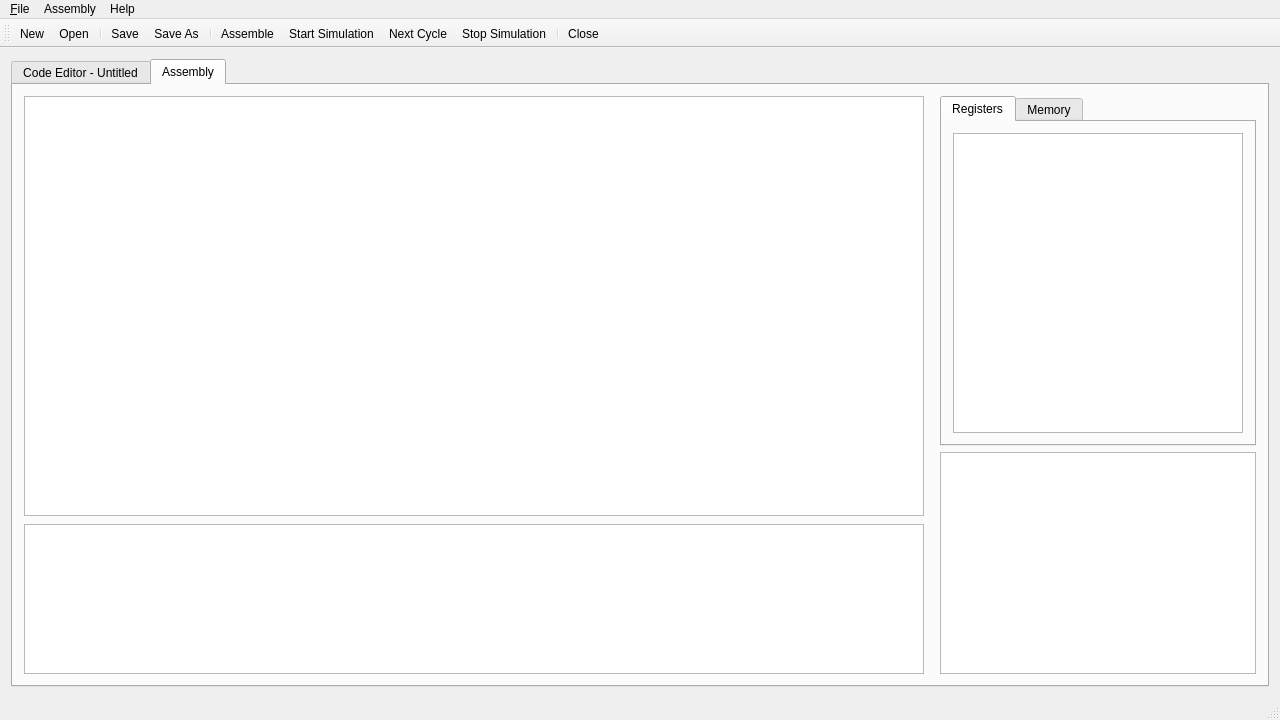
First picture: the form in mainwindow.ui, repository ahmed-agiza/MPLS, before the edit.
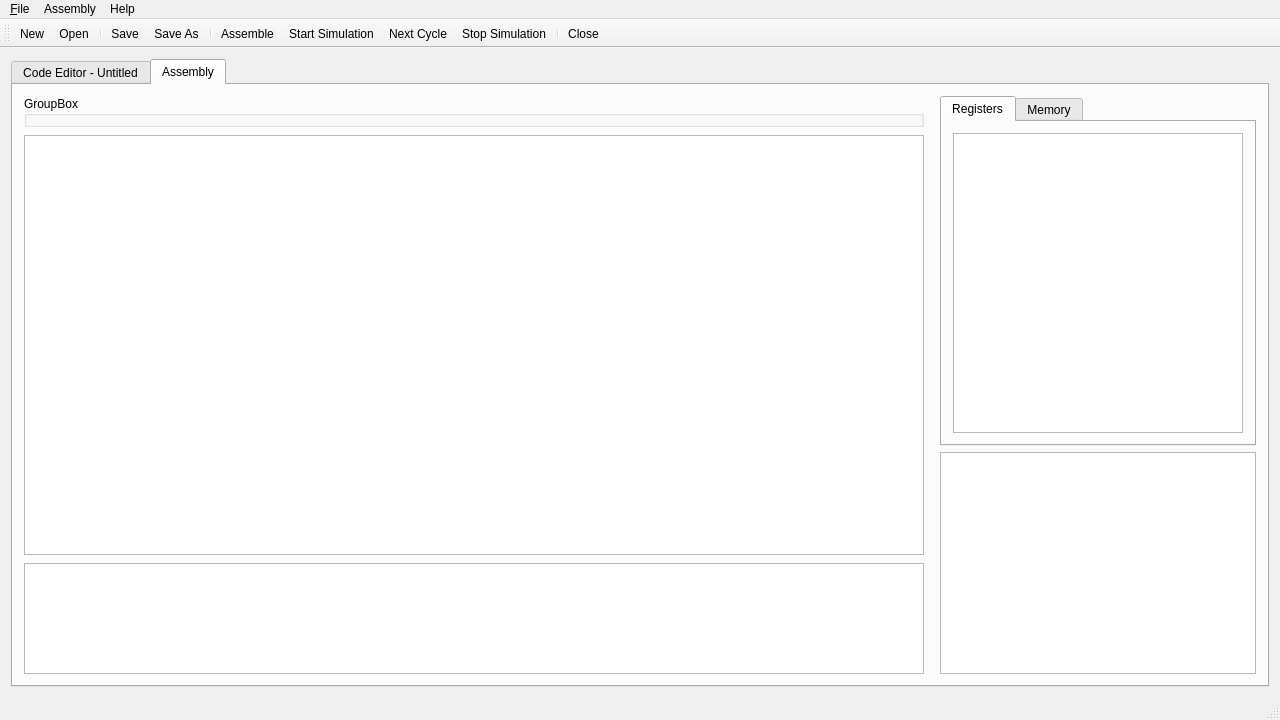
Second picture: the form after the edit.

The edit to the form file:
```diff
--- a/mainwindow.ui
+++ b/mainwindow.ui
@@ -52,6 +52,13 @@
               <property name="rightMargin">
                <number>10</number>
               </property>
+              <item>
+               <widget class="QGroupBox" name="groupBox">
+                <property name="title">
+                 <string>GroupBox</string>
+                </property>
+               </widget>
+              </item>
               <item>
                <widget class="QTableView" name="tblAssembled">
                 <property name="minimumSize">
```
